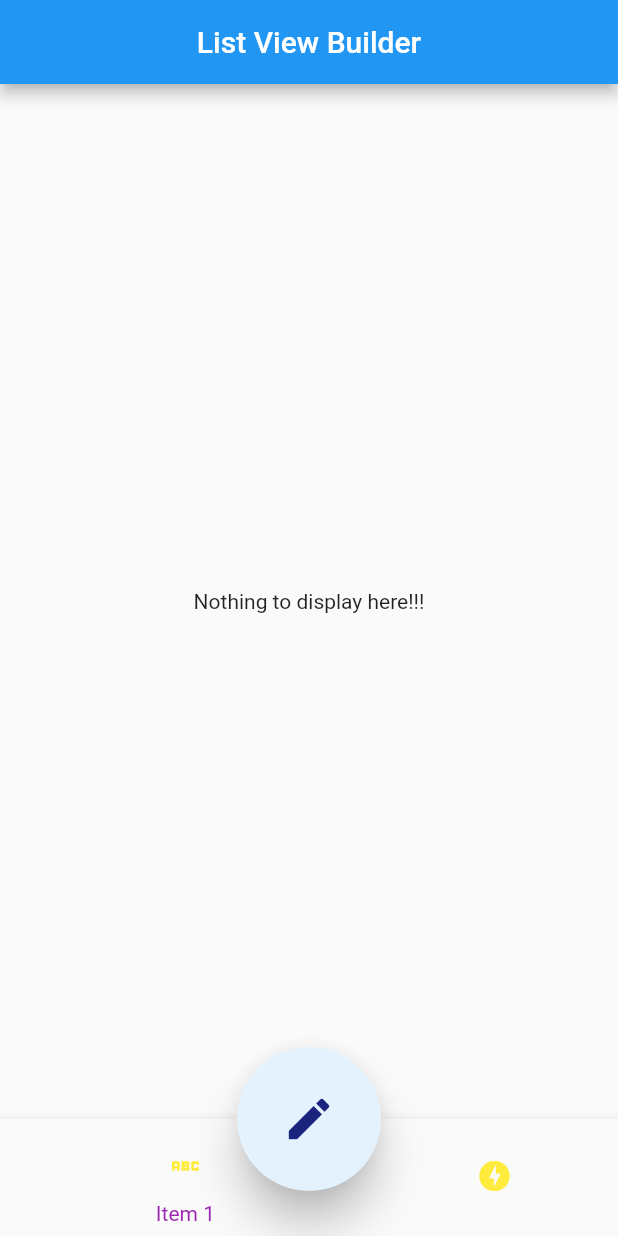
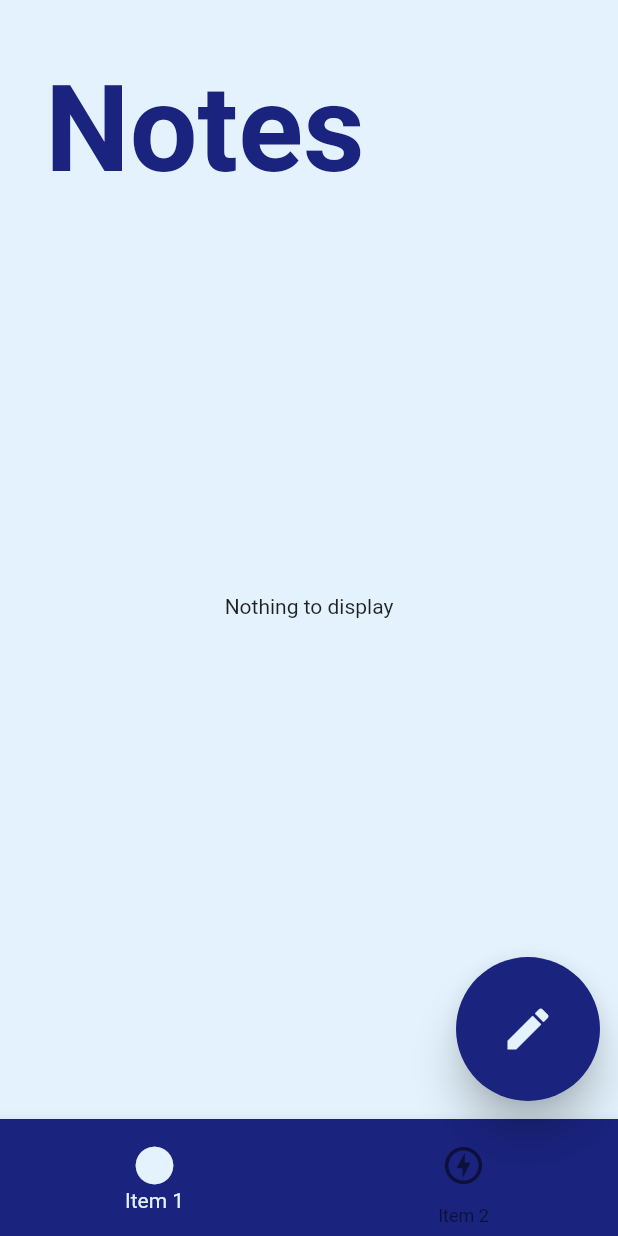
Before and after one commit to jaspal007/CHALK, a Flutter app: the screen it shows after launch, on a phone screen of 412 x 824 dp. Run offline on Flutter 3.47's test engine with Material 2 defaults, Android fonts, the phone set to English and light mode, and no system bars; our stand-ins replace google_fonts; missing offline and left inert: bottom_sheet.

```diff
--- a/lib/global_variable.dart
+++ b/lib/global_variable.dart
@@ -1,6 +1,8 @@
 List<String> list = [];
 
 //add item to the list
-void addItem(String title)=>list.add(title);
+void addItem(String title) => list.add(title);
 //fetch list length
 int listLength() => list.length;
+//fetch list
+get items => list;
--- a/lib/main.dart
+++ b/lib/main.dart
@@ -1,5 +1,5 @@
 import 'package:flutter/material.dart';
-
+import 'package:google_fonts/google_fonts.dart';
 import 'f_a_b.dart';
 import 'global_variable.dart';
 
@@ -21,6 +21,7 @@ class listView extends StatefulWidget {
 class MylistViewApp extends State<listView> {
   @override
   Widget build(BuildContext context) {
+    final _controller = TextEditingController();
     void setIndex(int idx) {
       setState(() {
         currentIndex = idx;
@@ -28,21 +29,81 @@ class MylistViewApp extends State<listView> {
     }
 
     return MaterialApp(
+      theme: ThemeData(
+        appBarTheme: AppBarTheme(
+          backgroundColor: Colors.indigo[900],
+          centerTitle: true,
+        ),
+        bottomNavigationBarTheme: BottomNavigationBarThemeData(
+          backgroundColor: Colors.indigo[900],
+          selectedItemColor: Colors.blue[50],
+          selectedIconTheme: IconThemeData(size: 30),
+          showSelectedLabels: true,
+          unselectedIconTheme: IconThemeData(size: 30),
+          type: BottomNavigationBarType.fixed,
+        ),
+        floatingActionButtonTheme: FloatingActionButtonThemeData(
+          backgroundColor: Colors.indigo[900],
+          foregroundColor: Colors.blue[50],
+          splashColor: Colors.blue[50],
+        ),
+        elevatedButtonTheme: ElevatedButtonThemeData(
+          style: ButtonStyle(
+            backgroundColor: MaterialStatePropertyAll(
+              Colors.indigo[900],
+            ),
+          ),
+        ),
+        textButtonTheme: TextButtonThemeData(
+          style: ButtonStyle(
+            foregroundColor: MaterialStatePropertyAll(
+              Colors.indigo[900],
+            ),
+          ),
+        ),
+      ),
       debugShowCheckedModeBanner: false,
       home: Scaffold(
-        appBar: AppBar(
-          title: const Text('List View Builder'),
-          centerTitle: true,
-        ),
+        backgroundColor: Colors.blue[50],
         body: Container(
           height: double.infinity,
           margin: const EdgeInsets.all(20),
+          child: Column(
+            children: [
+              Container(
+                margin:
+                    const EdgeInsets.symmetric(vertical: 20, horizontal: 10),
+                alignment: Alignment.centerLeft,
+                child: Text(
+                  'Notes',
+                  style: GoogleFonts.roboto(
+                    color: Colors.indigo[900],
+                    fontSize: 80,
+                    fontWeight: FontWeight.bold,
+                  ),
+                ),
+              ),
+              Container(
+                height: 500,
                 child: Center(
                   child: (list.isNotEmpty)
                       ? ListView.builder(
                           itemBuilder: (context, index) {
-                      return ListTile(
+                            return Container(
+                              child: Column(
+                                children: [
+                                  ListTile(
                                     title: Text(list[index]),
+                                  ),
+                                  Divider(
+                                    height: 0,
+                                    thickness: 2,
+                                    indent: 30,
+                                    endIndent: 30,
+                                    color: Colors.indigo[900],
+                                  )
+                                ],
+                              ),
                             );
                           },
                           itemCount: listLength(),
@@ -50,32 +111,33 @@ class MylistViewApp extends State<listView> {
                             title: Text(list.last),
                           ),
                         )
-                : const Text('Nothing to display here!!!'),
+                      : const Text('Nothing to display'),
                 ),
               ),
-        floatingActionButtonLocation: FloatingActionButtonLocation.centerDocked,
+            ],
+          ),
+        ),
+        floatingActionButtonLocation: FloatingActionButtonLocation.miniEndFloat,
         floatingActionButton: const CreateNote(),
         bottomNavigationBar: BottomNavigationBar(
           currentIndex: currentIndex,
-          fixedColor: Colors.purple,
-          type: BottomNavigationBarType.shifting,
-          backgroundColor: Colors.redAccent,
+          //type: BottomNavigationBarType.shifting,
           items: [
             BottomNavigationBarItem(
               label: 'Item 1',
               icon: IconButton(
-                color: Colors.yellow,
                 onPressed: () => setIndex(0),
-                icon: const Icon(Icons.abc_outlined),
+                icon: const Icon(Icons.circle_outlined),
               ),
+              activeIcon: const Icon(Icons.circle),
             ),
             BottomNavigationBarItem(
               label: 'Item 2',
               icon: IconButton(
-                color: Colors.yellow,
                 onPressed: () => setIndex(1),
-                icon: const Icon(Icons.offline_bolt),
+                icon: const Icon(Icons.offline_bolt_outlined),
               ),
+              activeIcon: const Icon(Icons.offline_bolt),
             ),
           ],
         ),
```
Also changed, not shown: lib/create_button.dart (added, +54 -0 lines), lib/f_a_b.dart (+26 -87 lines), lib/text_field_input.dart (added, +73 -0 lines), pubspec.yaml (+1 -6 lines), pubspec.lock, 1 other file. Lines whose indentation alone changed are shown as unchanged.
